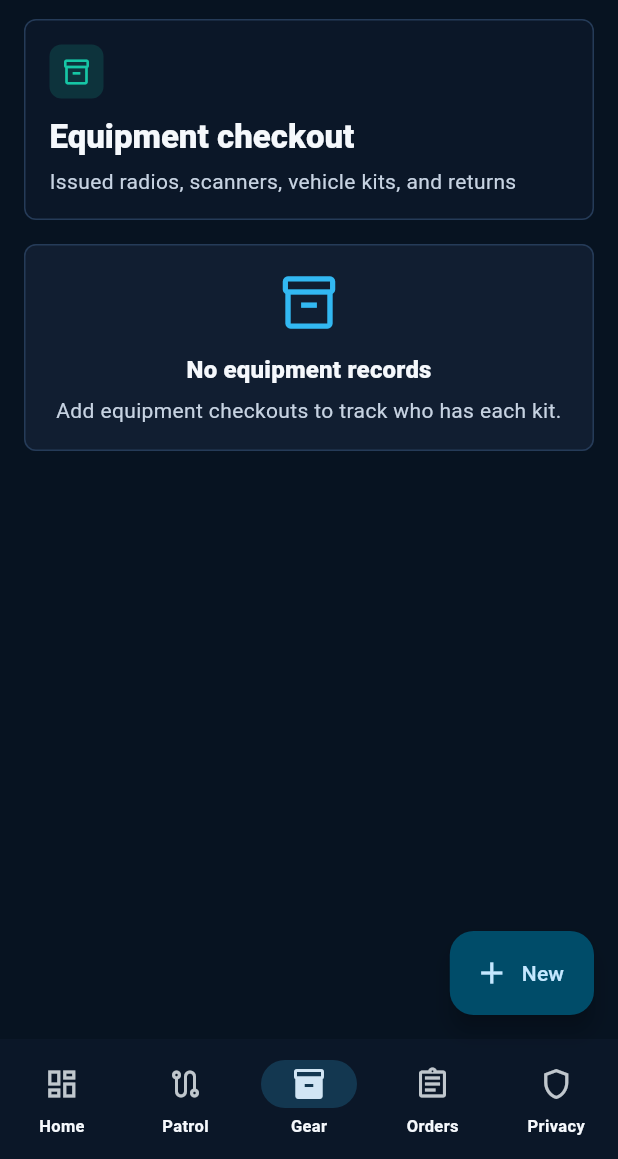
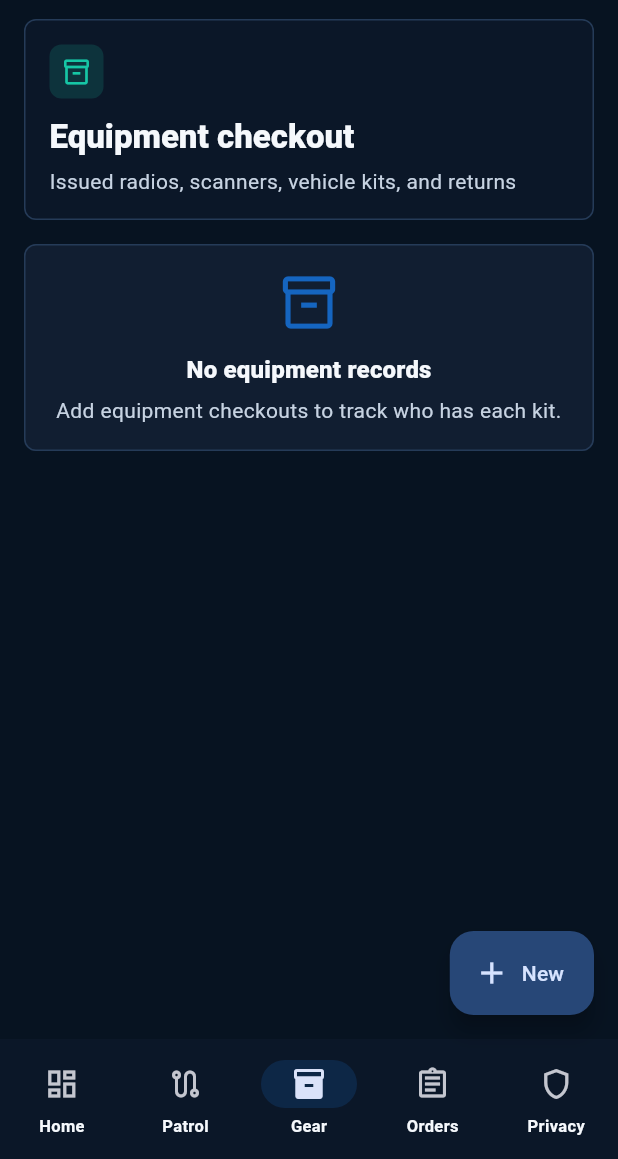
Before and after one commit to EOOrga/68d9d0fd1299230338cc81fd, a Flutter app: the screen it shows after launch, item 3 of the bottom bar chosen, on a phone screen of 412 x 824 dp, the part 77-1236 px from its top. Run offline on Flutter 3.47's test engine with Material 3 defaults, Android fonts, the phone set to English and light mode, and no system bars; our stand-ins replace shared_preferences.

Commit message:
Create Flutter variant com.dkoiqokjwvzr.baylephilippeleopolds

```diff
--- a/lib/main.dart
+++ b/lib/main.dart
@@ -28,9 +28,9 @@ class BayleOpsApp extends StatelessWidget {
 }
 
 ThemeData _buildTheme() {
-  const primary = Color(0xFF32B8F2);
-  const secondary = Color(0xFF16C7A6);
-  const tertiary = Color(0xFFF4B727);
+  const primary = Color(0xFF1565C0);
+  const secondary = Color(0xFF8BC34A);
+  const tertiary = Color(0xFF558B2F);
   const purple = Color(0xFF8E63F2);
   const surface = Color(0xFF101B2D);
   const background = Color(0xFF071321);
@@ -355,7 +355,7 @@ class _OperationsShellState extends State<OperationsShell> {
     final pages = <Widget>[
       DashboardScreen(records: _records, onOpenRecord: _openDetail),
       KindRecordsScreen(
-        title: 'Guard patrol logs',
+        title: 'BAYLE PHILIPPE LEOPOLD',
         subtitle: 'Checkpoints, incidents, and route coverage',
         emptyText: 'Create the first patrol log to begin a route history.',
         kinds: const [RecordKind.patrolLog],
--- a/pubspec.yaml
+++ b/pubspec.yaml
@@ -1,4 +1,4 @@
-name: bayle_ops
+name: baylephilippeleopolds
 description: "Local operations workspace for guard patrols, equipment, procurement, and supply ordering."
 publish_to: 'none'
 version: 1.0.0+1
@@ -26,6 +26,6 @@ flutter:
 flutter_launcher_icons:
   android: true
   image_path: "docs/icon.png"
-  adaptive_icon_background: "#071321"
-  adaptive_icon_foreground: "docs/icon.png"
+  adaptive_icon_background: "#558B2F"
+  adaptive_icon_foreground: docs/icon.png
   remove_alpha_android: true
```
Also changed, not shown: docs/icon.png, 10 other files.
